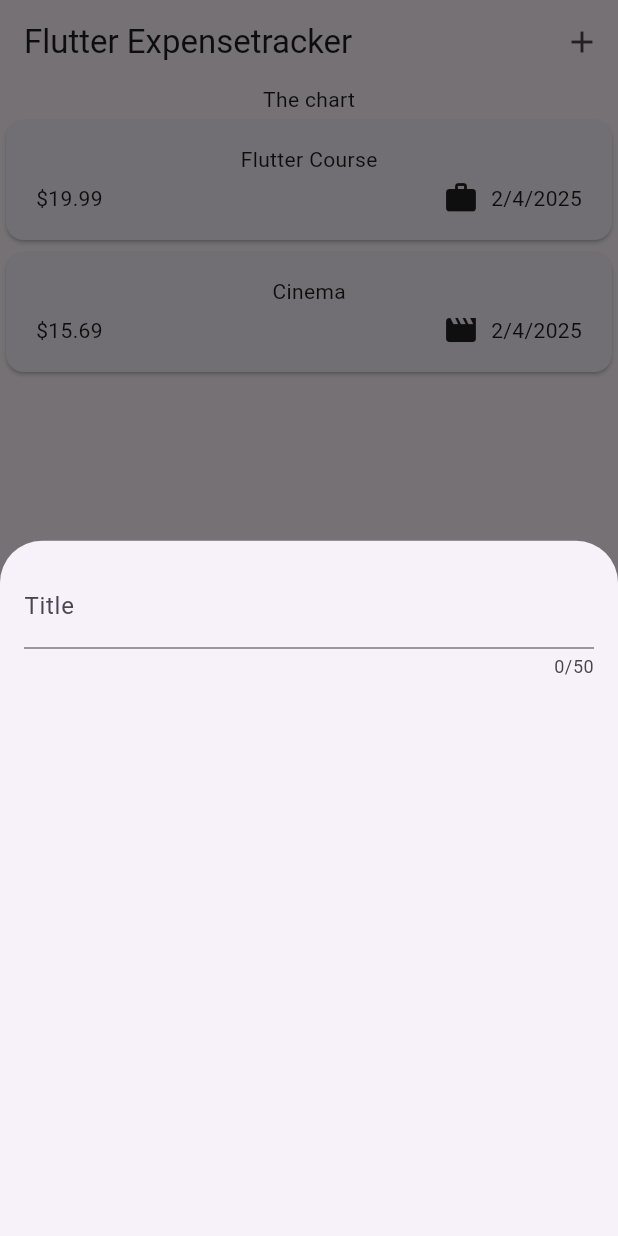
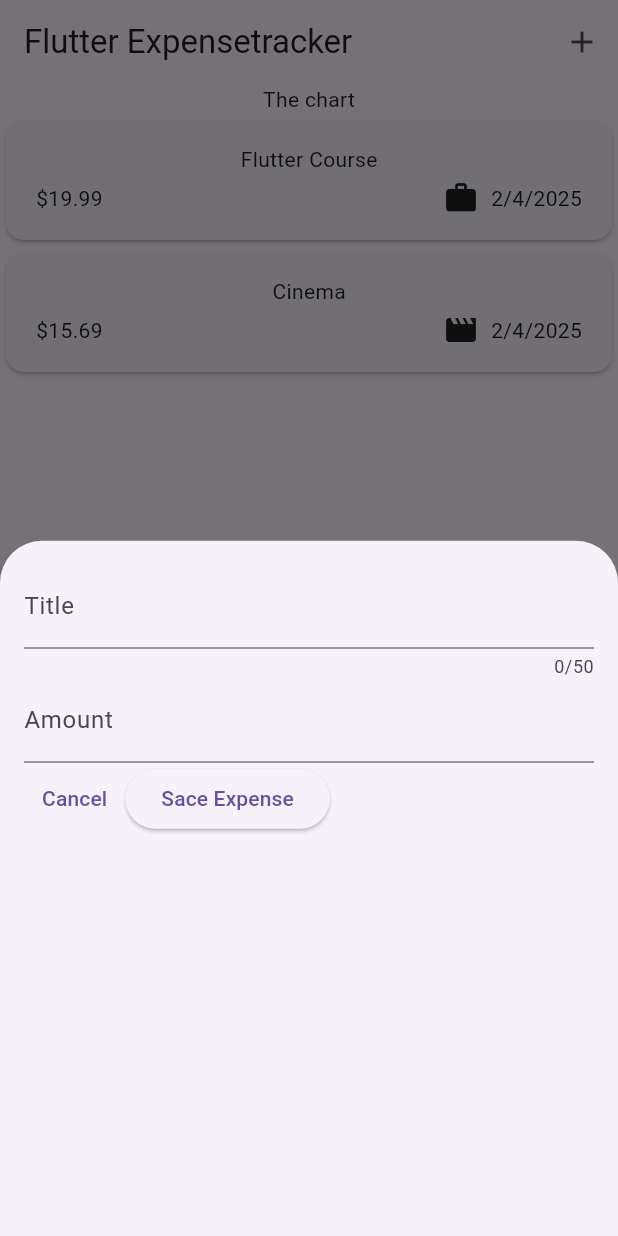
Before and after one commit to leuardgashi/Expense_Tracker, a Flutter app: the screen it shows after launch, after a tap on the "add" icon, on a phone screen of 412 x 824 dp. Run offline on Flutter 3.47's test engine with Material 3 defaults, Android fonts, the phone set to English and light mode, and no system bars.

Commit message:
textEditingController

```diff
--- a/lib/widgets/new_expense.dart
+++ b/lib/widgets/new_expense.dart
@@ -10,17 +10,51 @@ class NewExpense extends StatefulWidget {
 }
 
 class _NewExpenseState extends State<NewExpense> {
+  final _titleController = TextEditingController();
+  final _amountController = TextEditingController();
+
+  @override
+  void dispose() {
+    _titleController.dispose();
+    _amountController.dispose();
+    super.dispose();
+  }
+
   @override
   Widget build(BuildContext context) {
     return Padding(
       padding: const EdgeInsets.all(16),
       child: Column(
-        children: const [
+        children: [
           TextField(
+            controller: _titleController,
             maxLength: 50,
             decoration: InputDecoration(
               label: Text('Title'),
             ),
+          ),
+          TextField(
+            controller: _amountController,
+            keyboardType: TextInputType.number,
+            decoration: const InputDecoration(
+              prefixText: '\$',
+              label: Text('Amount'),
+            ),
+          ),
+          Row(
+            children: [
+              TextButton(
+                onPressed: () {},
+                child: const Text('Cancel'),
+              ),
+              ElevatedButton(
+                onPressed: () {
+                  print(_titleController.text);
+                  print(_amountController.text);
+                },
+                child: const Text('Sace Expense'),
+              ),
+            ],
           ),
         ],
       ),
```
